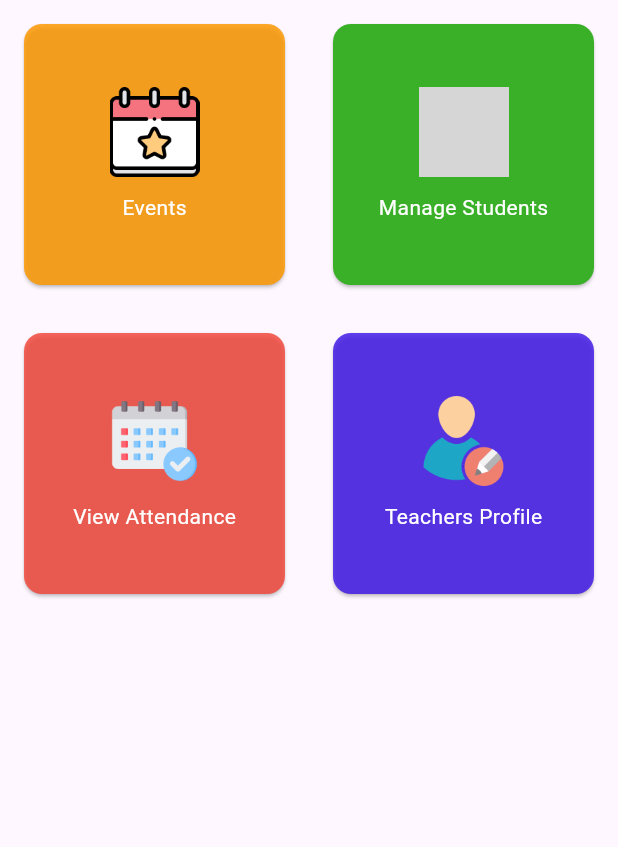
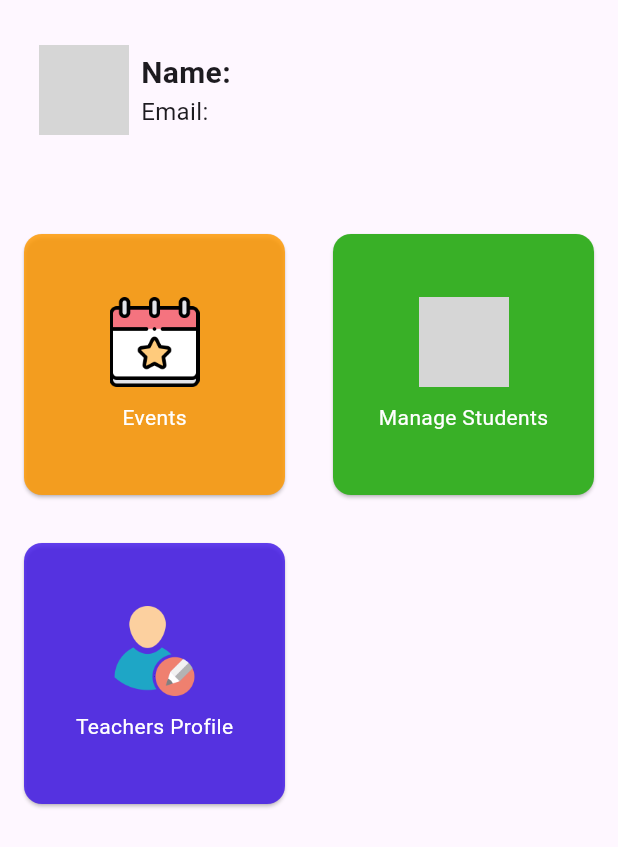
Before and after one commit to AMANSUTHAR19HMH/Attendance-Management-System-AMS-, a Flutter app: the PersonalInfo screen opened directly, on a phone screen of 412 x 824 dp. Shown: the top 847 px of the screen. Run offline on Flutter 3.47's test engine with Material 3 defaults, Android fonts, the phone set to English and light mode, and no system bars; our stand-ins replace cloud_firestore, community_material_icon, firebase_auth, firebase_core, firebase_messaging, firebase_storage and 8 more; missing offline and left inert: mobile_scanner; accounts and stored records are empty; network calls fail; project files that could hold a hidden picture were left out; grey boxes are pictures that could not be loaded.

Commit message:
Teachers Profile can now Manage Students and Events
Alert : please upgrade all your dependencies and also set minSdkVersion  23  in Build.gradle file android\app

Teachers can now update students details and can see all the students lists

```diff
--- a/lib/studetns/add Student Screen.dart
+++ b/lib/studetns/add Student Screen.dart
@@ -18,7 +18,7 @@ class _AddUserScreenState extends State<AddUserScreen> {
     try {
       UserCredential userCredential = await FirebaseAuth.instance
           .createUserWithEmailAndPassword(
-          email: emailController.text, password: passwordController.text);
+              email: emailController.text, password: passwordController.text);
 
       await FirebaseFirestore.instance
           .collection('users')
--- a/lib/teachers/TeacherDashboard.dart
+++ b/lib/teachers/TeacherDashboard.dart
@@ -3,6 +3,8 @@ import 'package:attendance_management_system_ams/screens/ManageStudentsScreen.da
 import 'package:attendance_management_system_ams/screens/ViewAttendanceScreen.dart';
 import 'package:attendance_management_system_ams/teachers/teachersprofile.dart';
 import 'package:cloud_firestore/cloud_firestore.dart';
+import 'package:firebase_auth/firebase_auth.dart';
+import 'package:firebase_core/firebase_core.dart';
 import 'package:flutter/material.dart';
 import 'package:get/get.dart';
 import 'package:intl/intl.dart';
@@ -95,7 +97,8 @@ class _MarkAttendanceState extends State<MarkAttendance> {
                   child: TextField(
                     controller: dateController,
                     readOnly: true,
-                    decoration: const InputDecoration(labelText: 'Date (YYYY-MM-DD)'),
+                    decoration:
+                        const InputDecoration(labelText: 'Date (YYYY-MM-DD)'),
                     onTap: () async {
                       DateTime? pickedDate = await showDatePicker(
                         context: context,
@@ -274,35 +277,132 @@ class _MarkAttendanceState extends State<MarkAttendance> {
   }
 }
 
-class PersonalInfo extends StatelessWidget {
+class PersonalInfo extends StatefulWidget {
   const PersonalInfo({super.key});
 
   @override
+  State<PersonalInfo> createState() => _PersonalInfoState();
+}
+
+class _PersonalInfoState extends State<PersonalInfo> {
+  DocumentReference teacherDoc =
+      FirebaseFirestore.instance.collection('teachers').doc();
+  @override
   Widget build(BuildContext context) {
+    User? teacher = FirebaseAuth.instance.currentUser;
+
+    if (teacher == null) {
+      // No user is signed in
       return Scaffold(
-      body: GridView.count(
+        appBar: AppBar(
+          title: Text('Teacher Profile'),
+        ),
+        body: Center(
+          child: Text('No Teacher is currently signed in.'),
+        ),
+      );
+    }
+    String userId = teacher.uid;
+
+    // Reference to the specific teacher document based on user ID
+    DocumentReference teacherDoc =
+        FirebaseFirestore.instance.collection('teachers').doc(userId);
+
+    return Scaffold(
+      body: Column(
+        mainAxisSize:
+            MainAxisSize.min, // Ensures the column doesn't expand unnecessarily
+        children: [
+          Container(
+            padding: EdgeInsets.all(10.0),
+            child: FutureBuilder<DocumentSnapshot>(
+              future: teacherDoc.get(),
+              builder: (context, snapshot) {
+                if (snapshot.connectionState == ConnectionState.waiting) {
+                  return Center(child: CircularProgressIndicator());
+                } else if (snapshot.hasError) {
+                  return Center(child: Text('Error: ${snapshot.error}'));
+                } else if (!snapshot.hasData || !snapshot.data!.exists) {
+                  return Center(child: Text('No data found'));
+                } else {
+                  // Extract data from the document
+                  var data = snapshot.data!.data() as Map<String, dynamic>;
+                  String name = data['username'] ?? 'No Name';
+                  String email = data['email'] ?? 'No Email';
+                  String profilePictureURL =
+                      data['profilePictureUrl'] ?? 'assets/default_profile.png';
+
+                  return Padding(
+                    padding: EdgeInsets.all(16.0),
+                    child: Column(
+                      crossAxisAlignment: CrossAxisAlignment.start,
+                      children: [
+                        Row(
+                          children: [
+                            CircleAvatar(
+                              backgroundImage: NetworkImage(profilePictureURL),
+                              radius: 30.0,
+                            ),
+                            SizedBox(height: 16.0),
+                            Padding(
+                              padding: const EdgeInsets.all(8.0),
+                              child: Column(
+                                crossAxisAlignment: CrossAxisAlignment.start,
+                                children: [
+                                  Text(
+                                    'Name: $name',
+                                    style: TextStyle(
+                                        fontSize: 20.0,
+                                        fontWeight: FontWeight.bold),
+                                  ),
+                                  Text(
+                                    'Email: $email',
+                                    style: TextStyle(fontSize: 16.0),
+                                  ),
+                                ],
+                              ),
+                            ),
+                          ],
+                        ),
+                      ],
+                    ),
+                  );
+                }
+              },
+            ),
+          ),
+          const SizedBox(height: 20.0), // Adjusted height for spacing
+          Expanded(
+            child: GridView.count(
               crossAxisCount: 2,
               children: [
-          _buildDashboardItem('Events', 'assets/CustomIcons/Event.png',
-              const Color.fromARGB(212, 255, 153, 0), () {
+                _buildDashboardItem(
+                  'Events',
+                  'assets/CustomIcons/Event.png',
+                  const Color.fromARGB(212, 255, 153, 0),
+                  () {
                     Get.to(EventsScreen());
-          }),
+                  },
+                ),
                 _buildDashboardItem(
                   'Manage Students',
-              "assets/CustomIcons/managestudents.png",
-              const Color.fromARGB(255, 57, 176, 39), () {
+                  'assets/CustomIcons/managestudents.png',
+                  const Color.fromARGB(255, 57, 176, 39),
+                  () {
                     Get.to(const ManageStudentsScreen());
-          }),
-          _buildDashboardItem('View Attendance', "assets/CustomIcons/View.png",
-              const Color.fromARGB(206, 244, 67, 54), () {
-            Get.to(ViewAttendanceScreen());
-          }),
+                  },
+                ),
                 _buildDashboardItem(
                   'Teachers Profile',
-              "assets/CustomIcons/profile.png",
-              const Color.fromARGB(206, 61, 19, 233), () {
+                  'assets/CustomIcons/profile.png',
+                  const Color.fromARGB(206, 61, 19, 233),
+                  () {
                     Get.to(const teachersprofile());
-          }),
+                  },
+                ),
+              ],
+            ),
+          ),
         ],
       ),
     );
```
Also changed, not shown: lib/screens/EventsScreen.dart (+8 -1 lines), lib/studetns/students detail.dart (+56 -34 lines), 1 other file. Lines whose indentation alone changed are shown as unchanged.
